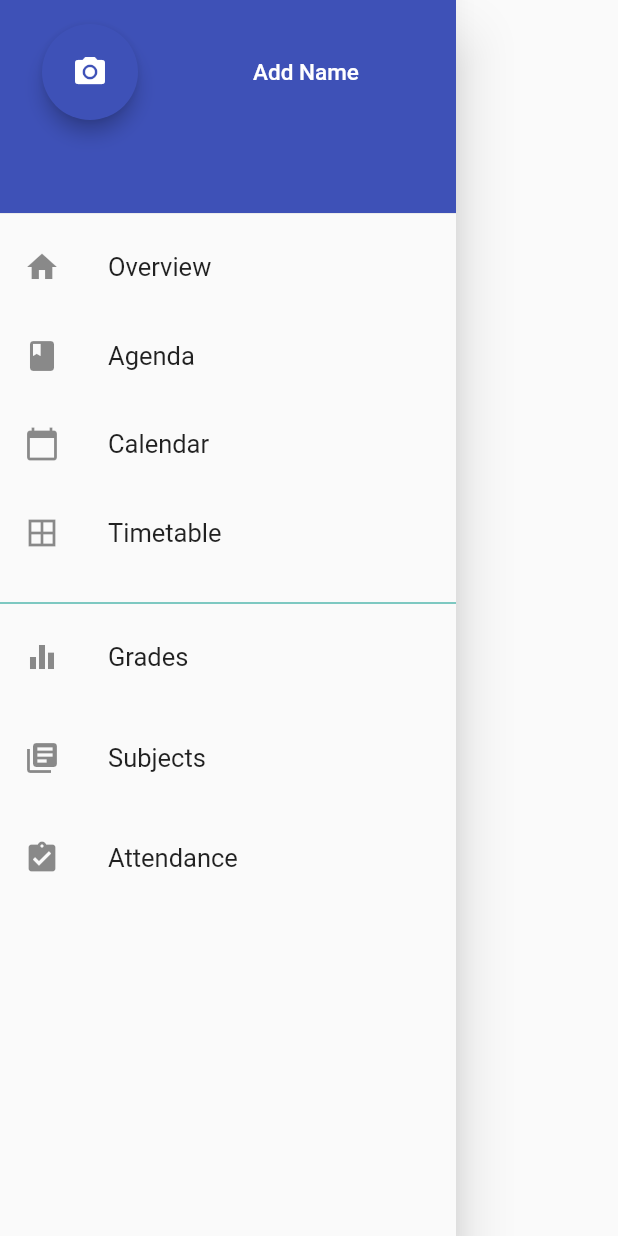
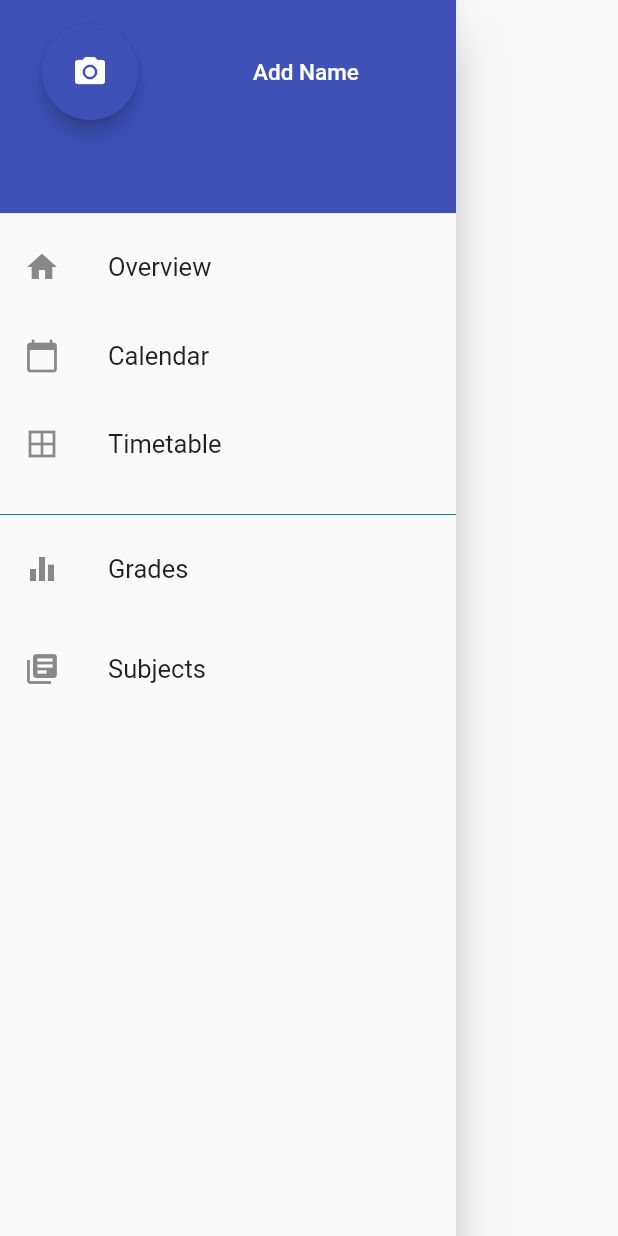
Before and after one commit to pokaboom/c-planner, a Flutter app: the Drawers widget shown alone on an empty page, opened directly, on a phone screen of 412 x 824 dp. Run offline on Flutter 3.47's test engine with Material 2 defaults, Android fonts, the phone set to English and light mode, and no system bars; our stand-ins replace flutter_local_notifications, flutter_speed_dial, image_picker, shared_preferences, table_calendar; missing offline and left inert: weekly_timetable; accounts and stored records are empty.

Commit message:
Add files via upload

```diff
--- a/lib/FAB.dart
+++ b/lib/FAB.dart
@@ -31,7 +31,7 @@ class _FabActivityState extends State<FabActivity>
       shape: CircleBorder(),
       children: [
         SpeedDialChild(
-            child: Icon(Icons.import_contacts),
+            child: Icon(Icons.equalizer),
             backgroundColor: Colors.red,
             label: 'Grade',
             labelStyle: TextStyle(fontSize: 18.0),
@@ -41,7 +41,7 @@ class _FabActivityState extends State<FabActivity>
                   }
         ),
         SpeedDialChild(
-          child: Icon(Icons.assignment),
+          child: Icon(Icons.import_contacts),
           backgroundColor: Colors.blue,
           label: 'Subject',
           onTap:  () {
--- a/lib/drawers.dart
+++ b/lib/drawers.dart
@@ -157,18 +157,6 @@ class _DrawersState extends State<Drawers> {
               ),
               Container(
                 height: 47,
-                width: double.infinity,
-                margin: EdgeInsets.only(bottom: 12),
-                child: ListTile(
-                  title: Text(
-                    'Agenda',
-                    style: TextStyle(fontSize: 17),
-                  ),
-                  leading: Icon(Icons.book),
-                ),
-              ),
-              Container(
-                height: 47,
                 margin: EdgeInsets.only(bottom: 12),
                 width: double.infinity,
                 child: ListTile(
@@ -236,18 +224,6 @@ class _DrawersState extends State<Drawers> {
                   leading: Icon(Icons.library_books),
                 ),
               ),
-              Container(
-                height: 47,
-                width: double.infinity,
-                margin: EdgeInsets.only(bottom: 20),
-                child: ListTile(
-                  title: Text(
-                    'Attendance',
-                    style: TextStyle(fontSize: 17),
-                  ),
-                  leading: Icon(Icons.assignment_turned_in),
-                ),
-              ),
             ],
           ),
         ],
```
Also changed, not shown: lib/overview.dart (+3 -17 lines).
